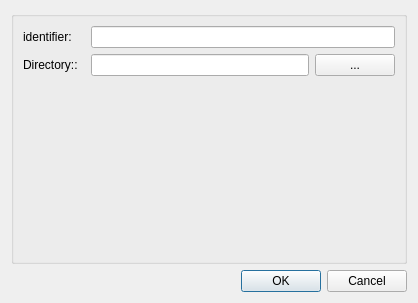
This is src/mapclientplugins/directorychooserstep/qt/configuredialog.ui in MusculoskeletalAtlasProject/mapclient as Qt 5 draws it before an edit. The edited form follows.
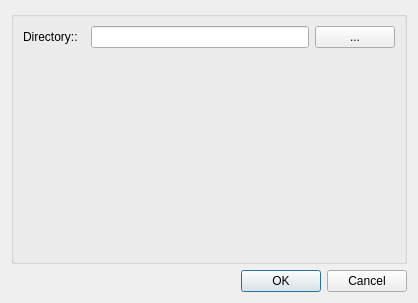
This is the edited form.

Commit message:
Remove "identifier" attribute from DirectoryChooserStep configuration.
Step identifiers are now automatically generated so there is no need for this attribute in the configuration window.

```diff
--- a/src/mapclientplugins/directorychooserstep/qt/configuredialog.ui
+++ b/src/mapclientplugins/directorychooserstep/qt/configuredialog.ui
@@ -31,23 +31,13 @@
      </property>
      <layout class="QFormLayout" name="formLayout">
       <item row="0" column="0">
-       <widget class="QLabel" name="label0">
-        <property name="text">
-         <string>identifier:  </string>
-        </property>
-       </widget>
-      </item>
-      <item row="0" column="1">
-       <widget class="QLineEdit" name="lineEdit0"/>
-      </item>
-      <item row="1" column="0">
        <widget class="QLabel" name="label1">
         <property name="text">
          <string>Directory::  </string>
         </property>
        </widget>
       </item>
-      <item row="1" column="1">
+      <item row="0" column="1">
        <layout class="QHBoxLayout" name="horizontalLayout">
         <item>
          <widget class="QLineEdit" name="lineEditDirectoryLocation"/>
```
The commit also changes 3 other files.
